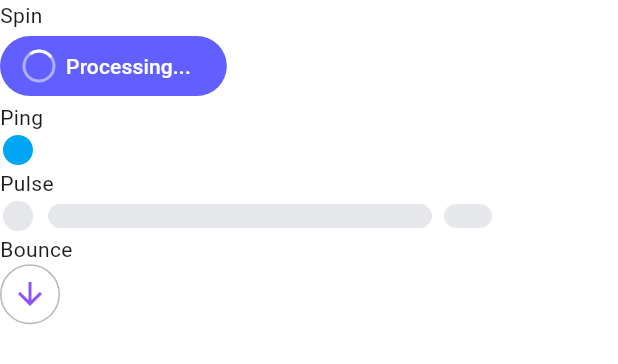
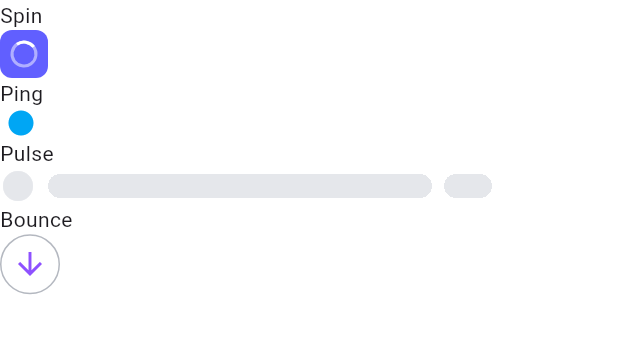
Before and after one commit to BoseVJeff/tw_flutter, a Flutter app: the AnimationPage widget shown alone on an empty page, opened directly, on a phone screen of 412 x 824 dp. Shown: the top 364 px of the screen. Run offline on Flutter 3.47's test engine with Material 3 defaults, Android fonts, the phone set to English and light mode, and no system bars; our stand-ins replace csslib; missing offline and left inert: sass_api.

Commit message:
Updated animation demos

```diff
--- a/example/lib/pages/animation_page.dart
+++ b/example/lib/pages/animation_page.dart
@@ -1,4 +1,3 @@
-import 'package:example/utils.dart';
 import 'package:flutter/material.dart';
 import 'package:tw_flutter/tw_flutter.dart';
 
@@ -12,28 +11,15 @@ class AnimationPage extends StatelessWidget {
       crossAxisAlignment: CrossAxisAlignment.start,
       children: [
         Text("Spin"),
-        Row(
-          mainAxisSize: MainAxisSize.min,
-          crossAxisAlignment: CrossAxisAlignment.start,
-          children: [
-            FilledButton.icon(
-              onPressed: () {},
-              style: ButtonStyle(
-                backgroundColor: WidgetStateColor.fromMap({
-                  WidgetState.hovered: TwColors.indigo[400]!,
-                  WidgetState.any: TwColors.indigo[500]!,
-                }),
-                animationDuration: TwTransition.duration,
+        Container(
+          decoration: BoxDecoration(
+            color: TwColors.indigo[500],
+            borderRadius: BorderRadius.all(TwRadius.lg),
           ),
-              label: Container(
-                margin: TwPadding.py(2),
-                child: Text("Processing..."),
-              ),
-              iconAlignment: IconAlignment.start,
-              icon: TwAnimationSpin(
-                child: SizedBox(
-                  width: TwSize.baseSize * 5,
-                  height: TwSize.baseSize * 5,
+          padding: TwPadding.p(2),
+          width: TwSize.baseSize * 8,
+          height: TwSize.baseSize * 8,
+          child: TwAnimationSpin(
             child: CircularProgressIndicator(
               value: 0.25,
               color: TwBasicColors.white,
@@ -42,11 +28,10 @@ class AnimationPage extends StatelessWidget {
             ),
           ),
         ),
-            ),
-          ],
-        ),
         Text("Ping"),
-        Stack(
+        Padding(
+          padding: TwPadding.px(1),
+          child: Stack(
             children: [
               TwAnimatedPing(
                 child: Opacity(
@@ -54,16 +39,17 @@ class AnimationPage extends StatelessWidget {
                   child: Icon(
                     Icons.circle,
                     color: TwColors.sky[400],
-                  size: TwSize.baseSize * 6,
+                    size: TwSize.baseSize * 5,
                   ),
                 ),
               ),
               Icon(
                 Icons.circle,
                 color: TwColors.sky[500],
-              size: TwSize.baseSize * 6,
+                size: TwSize.baseSize * 5,
               ),
             ],
+          ),
         ),
         Text("Pulse"),
         TwAnimatedPulse(
@@ -110,7 +96,11 @@ class AnimationPage extends StatelessWidget {
               ),
               width: TwSize.baseSize * 10,
               height: TwSize.baseSize * 10,
-              child: Icon(Icons.arrow_downward, color: TwColors.violet[500]),
+              child: Icon(
+                Icons.arrow_downward,
+                color: TwColors.violet[500],
+                size: TwSize.baseSize * 6,
+              ),
             ),
           ),
         ),
```
Lines whose indentation alone changed are shown as unchanged.
